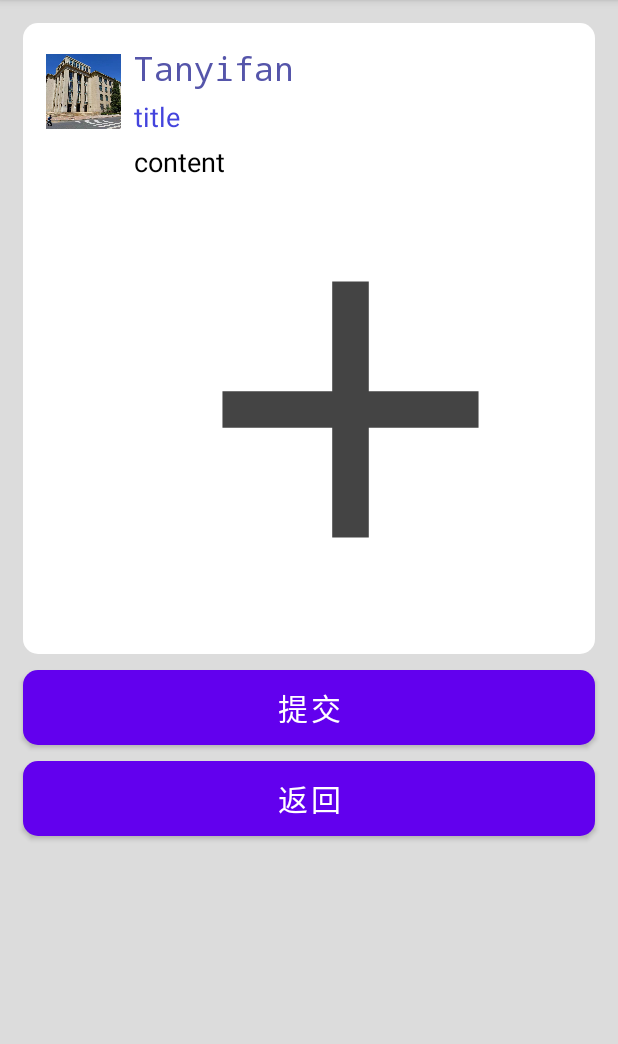
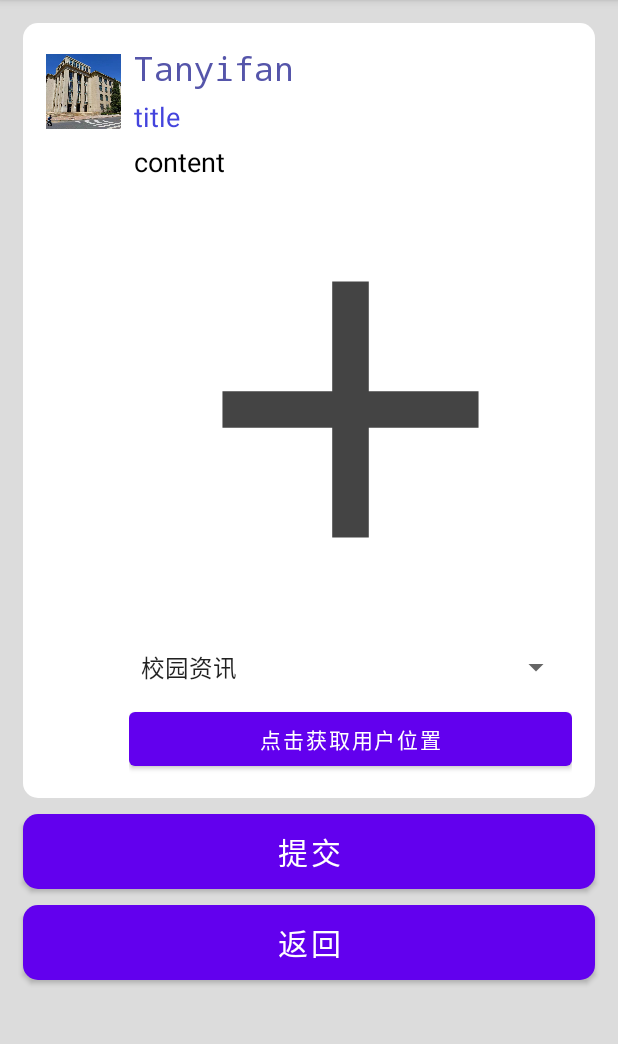
Before and after one commit to YF-T/bighomework, an Android app: the adddongtai screen opened directly, with no data from a screen before it, on a phone screen of 412 x 824 dp, the part 84-1128 px from its top. Run offline under Robolectric (Android 15) with nearby library versions, the phone set to English and light mode, and no system bars; Roboto replaces fonts that are not available here.

```diff
--- a/app/app/src/main/AndroidManifest.xml
+++ b/app/app/src/main/AndroidManifest.xml
@@ -5,6 +5,9 @@
     <uses-permission android:name="android.permission.WRITE_EXTERNAL_STORAGE" />
     <uses-permission android:name="android.permission.READ_EXTERNAL_STORAGE" />
     <uses-permission android:name="android.permission.INTERNET" />
+    <uses-permission android:name="android.permission.ACCESS_FINE_LOCATION" />
+    <uses-permission android:name="android.permission.ACCESS_COARSE_LOCATION" />
+
 
     <application
         android:allowBackup="true"
--- a/app/app/src/main/res/layout/activity_adddongtai.xml
+++ b/app/app/src/main/res/layout/activity_adddongtai.xml
@@ -110,6 +110,20 @@
 
                 </GridLayout>
 
+                <Spinner
+                    android:id="@+id/gettag"
+                    android:layout_width="match_parent"
+                    android:layout_height="48dp"
+                    android:tooltipText="tag"
+                    android:entries="@array/tags" />
+
+                <Button
+                    android:id="@+id/getposition"
+                    android:layout_width="match_parent"
+                    android:layout_height="wrap_content"
+                    android:text="点击获取用户位置"/>
+
+
             </LinearLayout>
 
         </LinearLayout>
--- a/app/app/src/main/res/values/strings.xml
+++ b/app/app/src/main/res/values/strings.xml
@@ -17,5 +17,11 @@
         <item>Female</item>
         <item>Other</item>
     </string-array>
+    <string-array name="tags">
+        <item>校园资讯</item>
+        <item>二手交易</item>
+        <item>随手拍摄</item>
+        <item>其他</item>
+    </string-array>
 
 </resources>
```
Also changed, not shown: 4 other files.
